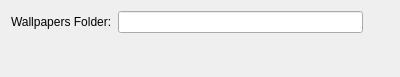
Old version of the form dialogsettings.ui in the repository corn-team/CORNpaper.
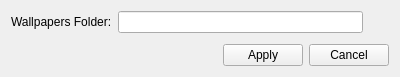
New version of the form.

Patch:
```diff
--- a/dialogsettings.ui
+++ b/dialogsettings.ui
@@ -13,10 +13,9 @@
   <property name="windowTitle">
    <string>Dialog</string>
   </property>
+  <layout class="QVBoxLayout" name="verticalLayout">
+   <item>
   <layout class="QFormLayout" name="formLayout">
-   <property name="verticalSpacing">
-    <number>6</number>
-   </property>
    <item row="0" column="0">
     <widget class="QLabel" name="label_folder">
      <property name="text">
@@ -48,6 +47,39 @@
        </property>
        <property name="flat">
         <bool>true</bool>
+         </property>
+        </widget>
+       </item>
+      </layout>
+     </item>
+    </layout>
+   </item>
+   <item>
+    <layout class="QHBoxLayout" name="horizontalLayout_2">
+     <item>
+      <spacer name="horizontalSpacer">
+       <property name="orientation">
+        <enum>Qt::Horizontal</enum>
+       </property>
+       <property name="sizeHint" stdset="0">
+        <size>
+         <width>40</width>
+         <height>20</height>
+        </size>
+       </property>
+      </spacer>
+     </item>
+     <item>
+      <widget class="QPushButton" name="pushButton_apply">
+       <property name="text">
+        <string>Apply</string>
+       </property>
+      </widget>
+     </item>
+     <item>
+      <widget class="QPushButton" name="pushButton_cancel">
+       <property name="text">
+        <string>Cancel</string>
        </property>
       </widget>
      </item>
```
Lines whose indentation alone changed are shown as unchanged.
